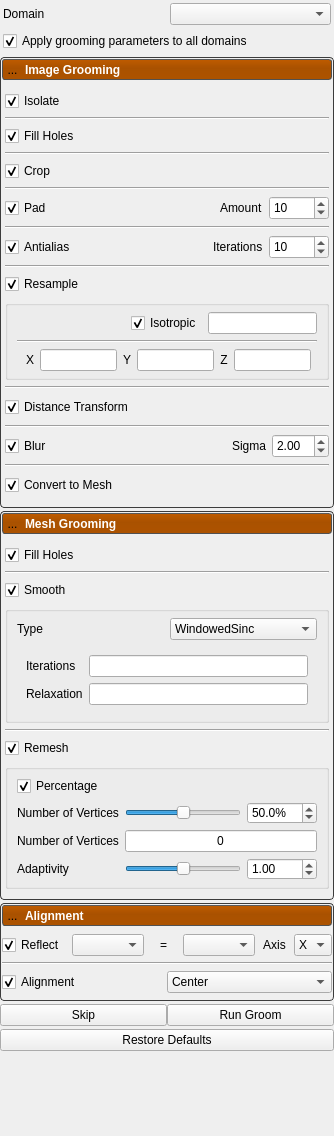
This is Studio/src/Groom/GroomTool.ui in SCIInstitute/ShapeWorks as Qt 5 draws it before an edit. The edited form follows.
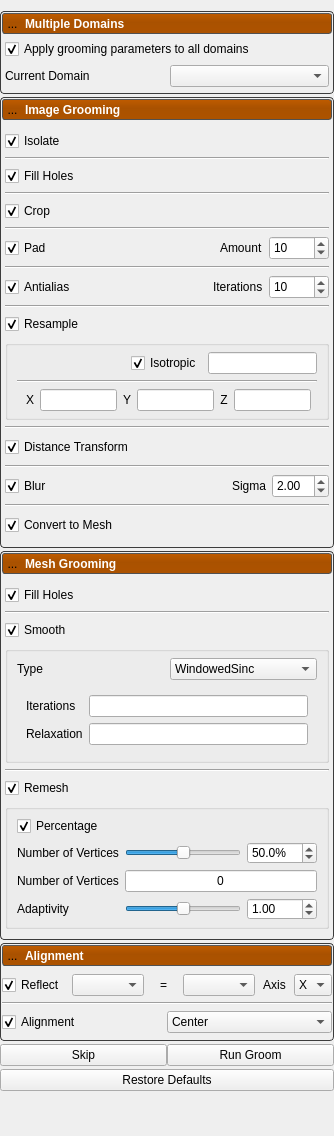
This is the edited form. Icons and pictures are not drawn.

Commit message: Add new "multiple domains" panel to grooming page

Patch:
```diff
--- a/Studio/src/Groom/GroomTool.ui
+++ b/Studio/src/Groom/GroomTool.ui
@@ -106,6 +106,30 @@
     border: 1px solid rgb(60, 60, 60);
     color: rgb(90, 90, 90);
 }
+
+/********************** domain panel ***********************/
+
+QLabel#domain_label {
+    color: white;
+    font: bold;
+}
+
+QPushButton#domain_header {
+    background-color: qlineargradient(spread:pad, x1:0.5, y1:0, x2:0.5, y2:0.960227, stop:0 rgba(0, 0, 0, 0), stop:0.45 rgba(0, 0, 0, 30), stop:1 rgba(0, 0, 0, 25));
+    border-radius: 3px;
+}
+
+QWidget#domain_header_background {
+    background-color: rgb( 192, 92, 0);
+    border-radius: 3px;
+    border: 1px solid rgb(90, 90, 90);
+}
+
+QWidget#domain_panel {
+    border-radius: 4px;
+    border: 1px solid rgb(60, 60, 60);
+    color: rgb(90, 90, 90);
+}
 </string>
   </property>
   <layout class="QVBoxLayout" name="verticalLayout">
@@ -115,9 +139,6 @@
    <property name="leftMargin">
     <number>0</number>
    </property>
-   <property name="topMargin">
-    <number>0</number>
-   </property>
    <property name="rightMargin">
     <number>0</number>
    </property>
@@ -125,38 +146,180 @@
     <number>0</number>
    </property>
    <item>
-    <widget class="QWidget" name="domain_widget" native="true">
-     <layout class="QGridLayout" name="gridLayout">
+    <widget class="QWidget" name="domain_panel" native="true">
+     <property name="sizePolicy">
+      <sizepolicy hsizetype="Preferred" vsizetype="Fixed">
+       <horstretch>0</horstretch>
+       <verstretch>0</verstretch>
+      </sizepolicy>
+     </property>
+     <layout class="QVBoxLayout" name="verticalLayout_20">
+      <property name="spacing">
+       <number>2</number>
+      </property>
       <property name="leftMargin">
-       <number>3</number>
+       <number>2</number>
       </property>
       <property name="topMargin">
-       <number>3</number>
+       <number>2</number>
       </property>
       <property name="rightMargin">
-       <number>3</number>
+       <number>2</number>
       </property>
       <property name="bottomMargin">
-       <number>3</number>
+       <number>2</number>
       </property>
-      <item row="1" column="0">
-       <widget class="QLabel" name="domain_label">
-        <property name="text">
-         <string>Domain</string>
-        </property>
+      <item>
+       <widget class="QWidget" name="domain_header_background" native="true">
+        <layout class="QVBoxLayout" name="verticalLayout_21">
+         <property name="leftMargin">
+          <number>0</number>
+         </property>
+         <property name="topMargin">
+          <number>0</number>
+         </property>
+         <property name="rightMargin">
+          <number>0</number>
+         </property>
+         <property name="bottomMargin">
+          <number>0</number>
+         </property>
+         <item>
+          <widget class="QPushButton" name="domain_header">
+           <property name="sizePolicy">
+            <sizepolicy hsizetype="Preferred" vsizetype="Fixed">
+             <horstretch>0</horstretch>
+             <verstretch>0</verstretch>
+            </sizepolicy>
+           </property>
+           <property name="minimumSize">
+            <size>
+             <width>215</width>
+             <height>21</height>
+            </size>
+           </property>
+           <layout class="QHBoxLayout" name="horizontalLayout_19">
+            <property name="spacing">
+             <number>2</number>
+            </property>
+            <property name="leftMargin">
+             <number>0</number>
+            </property>
+            <property name="topMargin">
+             <number>0</number>
+            </property>
+            <property name="rightMargin">
+             <number>0</number>
+            </property>
+            <property name="bottomMargin">
+             <number>0</number>
+            </property>
+            <item>
+             <widget class="QToolButton" name="domain_open_button">
+              <property name="minimumSize">
+               <size>
+                <width>21</width>
+                <height>21</height>
+               </size>
+              </property>
+              <property name="maximumSize">
+               <size>
+                <width>21</width>
+                <height>21</height>
+               </size>
+              </property>
+              <property name="text">
+               <string>...</string>
+              </property>
+              <property name="icon">
+               <iconset resource="../Resources/ShapeWorksStudio.qrc">
+                <normaloff>:/Studio/Images/RightArrowWhite.png</normaloff>
+                <normalon>:/Studio/Images/DownArrowWhite.png</normalon>:/Studio/Images/RightArrowWhite.png</iconset>
+              </property>
+              <property name="checkable">
+               <bool>true</bool>
+              </property>
+              <property name="checked">
+               <bool>true</bool>
+              </property>
+             </widget>
+            </item>
+            <item>
+             <widget class="QLabel" name="domain_label">
+              <property name="text">
+               <string>Multiple Domains</string>
+              </property>
+             </widget>
+            </item>
+           </layout>
+          </widget>
+         </item>
+        </layout>
        </widget>
       </item>
-      <item row="1" column="1">
-       <widget class="QComboBox" name="domain_box"/>
-      </item>
-      <item row="2" column="0" colspan="2">
-       <widget class="QCheckBox" name="apply_to_all_domains">
-        <property name="text">
-         <string>Apply grooming parameters to all domains</string>
-        </property>
-        <property name="checked">
-         <bool>true</bool>
-        </property>
+      <item>
+       <widget class="QWidget" name="domain_content" native="true">
+        <layout class="QVBoxLayout" name="verticalLayout_11">
+         <property name="spacing">
+          <number>3</number>
+         </property>
+         <property name="leftMargin">
+          <number>3</number>
+         </property>
+         <property name="topMargin">
+          <number>3</number>
+         </property>
+         <property name="rightMargin">
+          <number>3</number>
+         </property>
+         <property name="bottomMargin">
+          <number>3</number>
+         </property>
+         <item>
+          <widget class="QWidget" name="domain_panel_contents" native="true">
+           <property name="minimumSize">
+            <size>
+             <width>50</width>
+             <height>50</height>
+            </size>
+           </property>
+           <layout class="QGridLayout" name="gridLayout_2">
+            <property name="leftMargin">
+             <number>0</number>
+            </property>
+            <property name="topMargin">
+             <number>0</number>
+            </property>
+            <property name="rightMargin">
+             <number>0</number>
+            </property>
+            <property name="bottomMargin">
+             <number>0</number>
+            </property>
+            <item row="1" column="1">
+             <widget class="QComboBox" name="domain_box"/>
+            </item>
+            <item row="1" column="0">
+             <widget class="QLabel" name="current_domain_label">
+              <property name="text">
+               <string>Current Domain</string>
+              </property>
+             </widget>
+            </item>
+            <item row="0" column="0" colspan="2">
+             <widget class="QCheckBox" name="apply_to_all_domains">
+              <property name="text">
+               <string>Apply grooming parameters to all domains</string>
+              </property>
+              <property name="checked">
+               <bool>true</bool>
+              </property>
+             </widget>
+            </item>
+           </layout>
+          </widget>
+         </item>
+        </layout>
        </widget>
       </item>
      </layout>
@@ -1800,7 +1963,7 @@
     </widget>
    </item>
    <item>
-    <layout class="QHBoxLayout" name="horizontalLayout_3">
+    <layout class="QHBoxLayout" name="buttons">
      <property name="spacing">
       <number>0</number>
      </property>
```
The commit also changes 1 other file.
